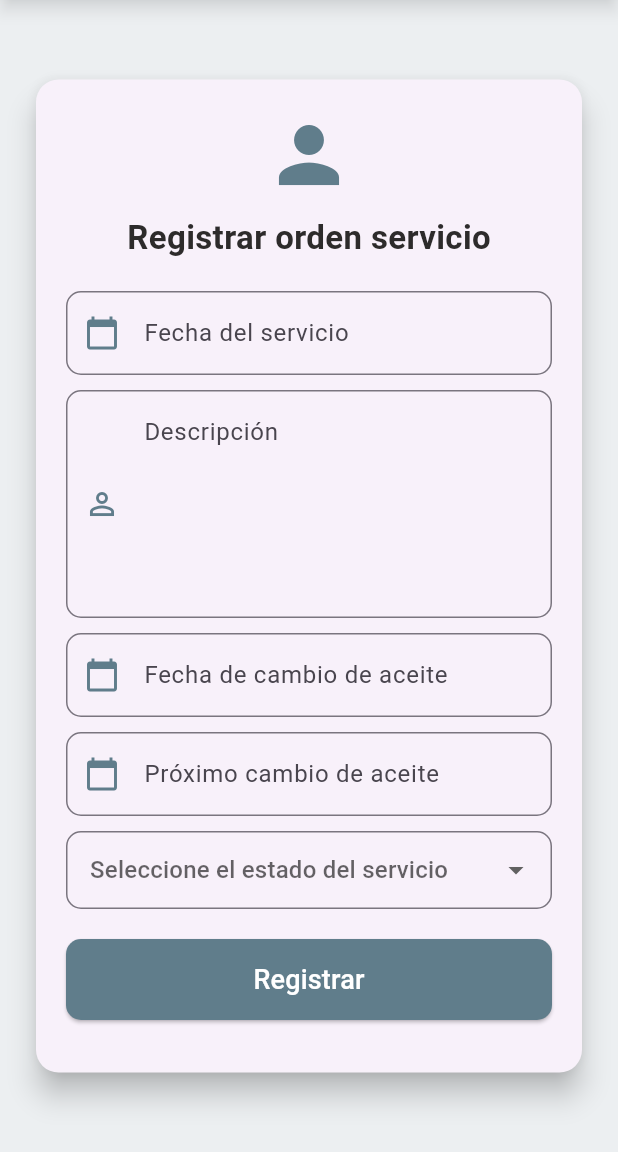
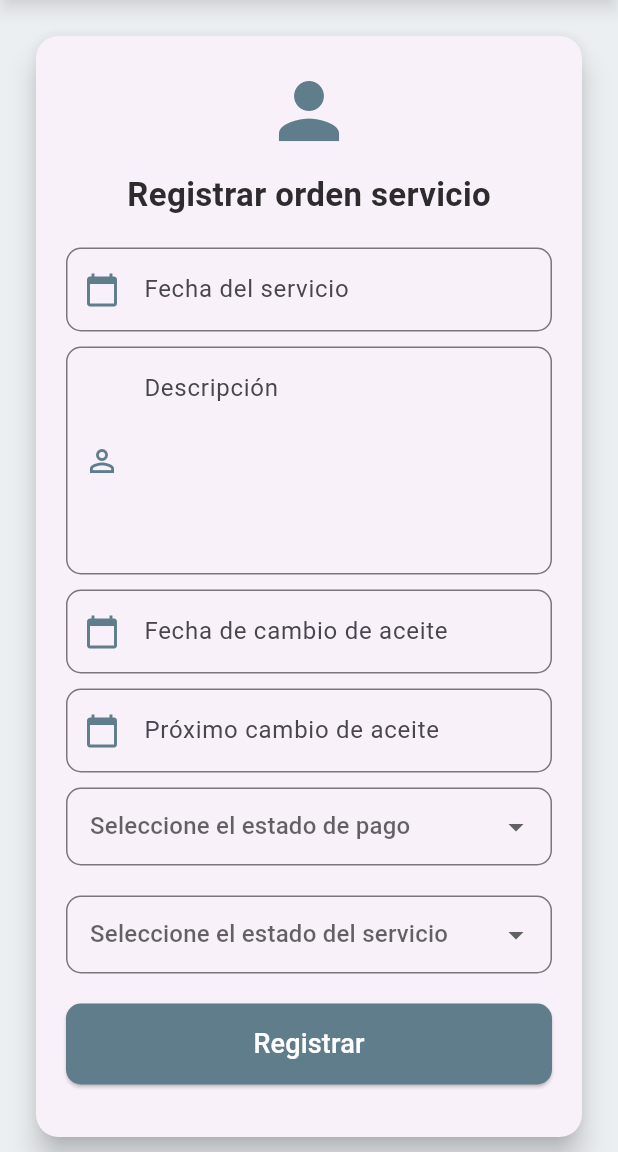
Before and after one commit to juanHB1/fazaapp, a Flutter app: the AgregarOrden screen opened directly, on a phone screen of 412 x 824 dp, the part 84-1236 px from its top. Run offline on Flutter 3.47's test engine with Material 3 defaults, Android fonts, the phone set to English and light mode, and no system bars; our stand-ins replace cloud_firestore, firebase_auth, firebase_core, flutter_local_notifications, lottie, shared_preferences; accounts and stored records are empty.

Commit message:
Se agrega un nuevo boton de estado de pago, y se soluciona un conflicto que habia en el app.gradel con agregar la funcion de notificaciones.

```diff
--- a/lib/main.dart
+++ b/lib/main.dart
@@ -5,7 +5,6 @@ import 'package:flutter_application_1/providers/Vehiculo/orderservicio.provider.
 import 'package:flutter_application_1/providers/Vehiculo/vehiculo.provider.dart';
 import 'package:flutter_application_1/providers/Clientes/cliente.provider.dart';
 import 'package:flutter_application_1/providers/login/login.provider.dart';
-//import 'package:flutter_application_1/views/RegistroClientes/registroClientes.dart';
 import 'package:flutter_application_1/views/home/home.dart';
 import 'package:flutter_application_1/views/listadoclientes/listaclientes.dart';
 import 'package:flutter_application_1/views/login/login.dart';
@@ -13,9 +12,11 @@ import 'package:flutter_application_1/views/vehiculos/listaVehiculos/vehiculo.da
 import 'package:provider/provider.dart';
 import 'package:firebase_core/firebase_core.dart';
 import 'package:flutter_localizations/flutter_localizations.dart';
+import 'package:flutter_local_notifications/flutter_local_notifications.dart';
 
 
-
+final FlutterLocalNotificationsPlugin flutterLocalNotificationsPlugin =
+      FlutterLocalNotificationsPlugin();
 
 Future<void> main() async {
 
--- a/lib/views/vehiculos/formularioordenservicio/formularioservicio.dart
+++ b/lib/views/vehiculos/formularioordenservicio/formularioservicio.dart
@@ -21,8 +21,9 @@ class _AgregarOrdenState extends State<AgregarOrden> {
   final TextEditingController fechaController = TextEditingController();
   final TextEditingController descripcionController = TextEditingController();
   final TextEditingController estadoController = TextEditingController();
-   final TextEditingController fechaCambioAceiteController = TextEditingController();
+  final TextEditingController fechaCambioAceiteController = TextEditingController();
   final TextEditingController proximoCambioAceiteController = TextEditingController();
+  final TextEditingController estadoPagoController = TextEditingController();
   final formKey = GlobalKey<FormState>();
   String? selectedOption; //opcion seleccionada
 
@@ -244,6 +245,34 @@ Future<void> _seleccionarFecha(BuildContext context, TextEditingController contr
                                           ),
 
                                             const SizedBox(height: 10),
+
+                                           //Campo de estado de pago
+
+                                          DropdownButtonFormField<String>(
+                                          value: estadoPagoController.text.isNotEmpty ? estadoPagoController.text : null,
+                                          hint: const Text("Seleccione el estado de pago"),
+                                          onChanged: (newValue) {
+                                            setState(() {
+                                              estadoPagoController.text = newValue ?? "";
+                                            });
+                                          },
+                                          validator: (value) => value == null || value.isEmpty ? "Seleccione un estado de pago" : null,
+                                          items: ["Pagado", "Pendiente"].map((String estado) {
+                                            return DropdownMenuItem<String>(
+                                              value: estado,
+                                              child: Text(estado),
+                                            );
+                                          }).toList(),
+                                          decoration: InputDecoration(
+                                            border: OutlineInputBorder(borderRadius: BorderRadius.circular(10)),
+                                            contentPadding: const EdgeInsets.symmetric(horizontal: 12, vertical: 14),
+                                          ),
+                                        ),
+
+                                        const SizedBox(height: 10),
+
+
+                                            const SizedBox(height: 10),
                                         // Dropdown para seleccionar el estado
                                           DropdownButtonFormField<String>(
                                             value: selectedOption,
@@ -295,6 +324,7 @@ Future<void> _seleccionarFecha(BuildContext context, TextEditingController contr
                                                       formKey,
                                                       fechaCambioAceiteController, // Asegurarse de pasar este controlador
                                                       proximoCambioAceiteController, // Asegurarse de pasar este controlador
+                                                      estadoPagoController, // Asegurarse de pasar este controlador
                                                     );
                                                     break;
                                                   case false:
@@ -309,6 +339,7 @@ Future<void> _seleccionarFecha(BuildContext context, TextEditingController contr
                                                       formKey,
                                                       fechaCambioAceiteController, // Asegurarse de pasar este controlador
                                                       proximoCambioAceiteController, // Asegurarse de pasar este controlador
+                                                      estadoPagoController, // Asegurarse de pasar este controlador
                                                     );
                                                     break;
                                                 }
--- a/pubspec.yaml
+++ b/pubspec.yaml
@@ -30,9 +30,9 @@ environment:
 dependencies:
   flutter:
     sdk: flutter
-
   # The following adds the Cupertino Icons font to your application.
   # Use with the CupertinoIcons class for iOS style icons.
+  flutter_local_notifications: ^19.0.0
   cupertino_icons: ^1.0.8
   provider: ^6.1.2
   cloud_firestore: ^5.6.4
```
Also changed, not shown: lib/providers/Vehiculo/formularioservicio.provider.dart (+9 -2 lines), lib/providers/Vehiculo/orderservicio.provider.dart (+20 -1 lines), lib/views/vehiculos/vistaordendeservicio/ordenservicio.dart (+36 -9 lines), pubspec.lock, 3 other files.
